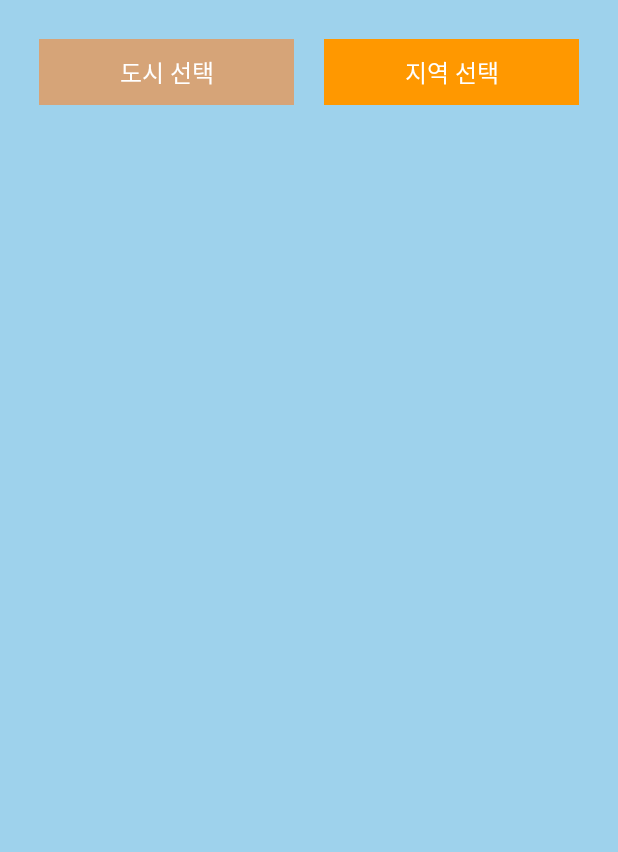
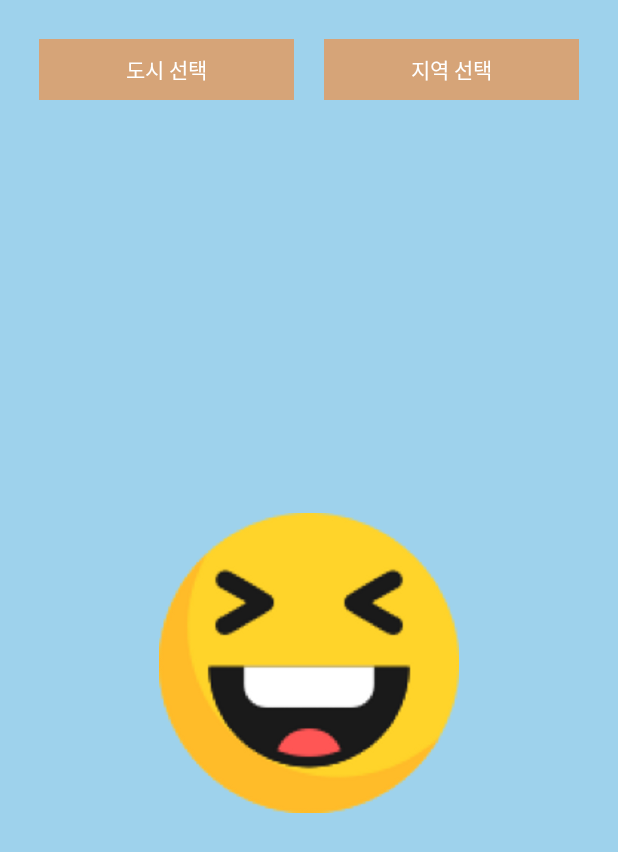
Before and after one commit to byu-rin/Miseya, an Android app built with Jetpack Compose: the screen it shows after launch (MainActivity), on a phone screen of 412 x 824 dp. Shown: the top 852 px of the screen. Run offline under Robolectric (Android 15) with nearby library versions, the phone set to English and light mode, and no system bars.

Commit message:
[DESIGN] - imoge image

```diff
--- a/app/src/main/java/com/example/miseya/MainActivity.kt
+++ b/app/src/main/java/com/example/miseya/MainActivity.kt
@@ -1,16 +1,25 @@
 package com.android.miseya
+
+/*
+Surface : 배경핵, 그림자, 모양, 테두리 적용 (UI 캔버스)
+Column : 컴포저블 수직 배열 (CenterHorizontally 중앙 정렬, Arrangement.Top
+ */
 
 import android.os.Bundle
 import androidx.activity.ComponentActivity
 import androidx.activity.compose.setContent
+import androidx.compose.foundation.Image
 import androidx.compose.foundation.background
 import androidx.compose.foundation.clickable
+import androidx.compose.foundation.layout.Arrangement
 import androidx.compose.foundation.layout.Box
 import androidx.compose.foundation.layout.Column
 import androidx.compose.foundation.layout.Row
+import androidx.compose.foundation.layout.Spacer
 import androidx.compose.foundation.layout.fillMaxSize
 import androidx.compose.foundation.layout.fillMaxWidth
 import androidx.compose.foundation.layout.padding
+import androidx.compose.foundation.layout.size
 import androidx.compose.material.DropdownMenu
 import androidx.compose.material.DropdownMenuItem
 import androidx.compose.material.Surface
@@ -24,10 +33,11 @@
 import androidx.compose.ui.Alignment
 import androidx.compose.ui.Modifier
 import androidx.compose.ui.graphics.Color
+import androidx.compose.ui.res.painterResource
 import androidx.compose.ui.tooling.preview.Preview
 import androidx.compose.ui.unit.dp
-import androidx.compose.ui.unit.sp
 import com.example.miseya.MainViewModel
+import com.example.miseya.R
 
 class MainActivity : ComponentActivity() {
     override fun onCreate(savedInstanceState: Bundle?) {
@@ -45,45 +55,64 @@
 
 @Composable
 fun MainContent(viewModel: MainViewModel = MainViewModel()) {
-    Column(modifier = Modifier.fillMaxWidth().padding(16.dp)) {
+    Surface(
+        modifier = Modifier
+            .fillMaxSize(),
+        color = Color(0xFF9ED2EC) // 화면 배경색
+    ) {
         // 도시와 구역 스피너를 수평으로 배열
-        Row(modifier = Modifier.fillMaxWidth()) {
-            CitySpinner(
-                cities = viewModel.cities,
-                onCitySelected = { city ->
-                    viewModel.setSelectedCity(city) // 도시 선택 시 처리
-                },
-                modifier = Modifier.weight(1f)
-            )
-            AreaSpinner(
-                areas = viewModel.areas.collectAsState().value,
-                onAreaSelected = { area ->
-                    viewModel.setSelectedArea(area) // 구역 선택 시 처리
-                    viewModel.loadDustInfo(area) // 미세먼지 정보 로드
-                },
-                modifier = Modifier.weight(1f)
-            )
+        Column(
+            modifier = Modifier
+                .fillMaxSize()
+                .padding(16.dp),
+            verticalArrangement = Arrangement.Center,
+            horizontalAlignment = Alignment.CenterHorizontally
+        ) {
+            CityAreaSpinners(viewModel)
+            Spacer(modifier = Modifier.weight(1f))
+            Box(
+                modifier = Modifier.fillMaxWidth(),
+                contentAlignment = Alignment.Center
+            ) {
+                ImogeExample()
+            }
+            Spacer(Modifier.weight(1f)) // 이 스페이서는 ImogeExample 아래쪽에 추가 공간을 제공합니다.
         }
     }
 }
 
+@Composable
+fun CityAreaSpinners(viewModel: MainViewModel) {
+    Row(modifier = Modifier.fillMaxWidth()) {
+        Spinner(
+            items = viewModel.cities,
+            label = "도시 선택",
+            onItemSelected =
+            viewModel::setSelectedCity,
+            modifier = Modifier.weight(1f) // Row 내에서 공간을 공평하게 나누기
+        )
 
-@Composable
-fun Greeting(name: String, modifier: Modifier = Modifier) {
-    Text(
-        text = "Hello $name!",
-        modifier = modifier.padding(24.dp)
-    )
+        Spinner(
+            items = viewModel.areas.collectAsState().value,
+            label = "지역 선택",
+            onItemSelected = {
+                viewModel.setSelectedArea(it)
+                viewModel.loadDustInfo(it)
+            },
+            modifier = Modifier.weight(1f) // Row 내에서 공간을 공평하게 나누기
+        )
+    }
 }
 
 @Composable
-fun CitySpinner(
-    cities: List<String>,
-    onCitySelected: (String) -> Unit,
+fun Spinner(
+    items: List<String>,
+    label: String,
+    onItemSelected: (String) -> Unit,
     modifier: Modifier = Modifier
 ) {
     var expanded by remember { mutableStateOf(false) }
-    var selectedOptionText by remember { mutableStateOf("도시 선택") }
+    var selectedOptionText by remember { mutableStateOf(label) }
 
     Box(
         modifier = modifier
@@ -93,23 +122,18 @@
             .background(Color(0xFFD6A478)),
         contentAlignment = Alignment.Center
     ) {
-        Text(
-            text = selectedOptionText,
-            color = Color.White,
-            fontSize = 16.sp,
-            modifier = Modifier.padding(10.dp)
-        )
+        Text(text = selectedOptionText, color = Color.White, modifier = Modifier.padding(10.dp))
         DropdownMenu(
             expanded = expanded,
             onDismissRequest = { expanded = false }
         ) {
-            cities.forEach { city ->
+            items.forEach { item ->
                 DropdownMenuItem(onClick = {
-                    selectedOptionText = city
+                    selectedOptionText = item
                     expanded = false
-                    onCitySelected(city)
+                    onItemSelected(item)
                 }) {
-                    Text(text = city)
+                    Text(text = item)
                 }
             }
         }
@@ -117,66 +141,21 @@
 }
 
 @Composable
-fun AreaSpinner(
-    areas: List<String>,
-    onAreaSelected: (String) -> Unit,
-    modifier: Modifier = Modifier
-) {
-    var expanded by remember { mutableStateOf(false) }
-    var selectedOptionText by remember { mutableStateOf("지역 선택") }
-
+fun ImogeExample() {
     Box(
-        modifier = modifier
-            .fillMaxWidth()  // 필수: weight가 올바르게 동작하려면 필요
-            .padding(10.dp)
-            .clickable(onClick = { expanded = true })
-            .background(Color(0xFFFF9800)),
+        modifier = Modifier.size(200.dp, 200.dp),
         contentAlignment = Alignment.Center
     ) {
-        Text(
-            text = selectedOptionText,
-            color = Color.White,
-            fontSize = 16.sp,
-            modifier = Modifier.padding(10.dp)
+        Image(
+            painter = painterResource(id = R.drawable.mise1),
+            contentDescription = "Imoge",
+            modifier = Modifier.fillMaxSize()
         )
-        DropdownMenu(
-            expanded = expanded,
-            onDismissRequest = { expanded = false }
-        ) {
-            areas.forEach { area ->
-                DropdownMenuItem(onClick = {
-                    selectedOptionText = area
-                    expanded = false
-                    onAreaSelected(area)
-                }) {
-                    Text(text = area)
-                }
-            }
-        }
     }
 }
 
 @Preview(showBackground = true)
 @Composable
-fun GreetingPreview() {
-    Surface(
-        modifier = Modifier.fillMaxSize(),
-        color = Color(0xFF9ED2EC)  // 프리뷰에서도 배경색 확인
-    ) {
-        Greeting("Android")
-    }
+fun MainContentPreview() {
+    MainContent()
 }
-
-@Preview(showBackground = true)
-@Composable
-fun PreviewCitySpinner() {
-    val cities = listOf("서울", "부산", "대구")
-    CitySpinner(cities, onCitySelected = {})
-}
-
-@Preview(showBackground = true)
-@Composable
-fun PreviewAreaSpinner() {
-    val areas = listOf("강남구", "해운대구", "수성구")
-    AreaSpinner(areas, onAreaSelected = {})
-}
--- a/app/src/main/java/com/example/miseya/MainViewModel.kt
+++ b/app/src/main/java/com/example/miseya/MainViewModel.kt
@@ -12,7 +12,7 @@
 import java.net.URLEncoder
 
 class MainViewModel : ViewModel() {
-    private val api_key = BuildConfig.API_KEY
+    private val api_key = "OHeogT6EGM6my3ZyT0ATWQAW5BG7aqbnJny3WoYtxLthtOuc8uqK8irZieJUUPxAfLZJugVlo7MN0776O0dZqg=="
 
     // 대한민국 주요 도시 목록
     val cities = listOf(
--- a/gradle.properties
+++ b/gradle.properties
@@ -23,4 +23,4 @@
 android.nonTransitiveRClass=true
 android.defaults.buildfeatures.buildconfig=true
 
-DUST_API_KEY=OHeogT6EGM6my3ZyT0ATWQAW5BG7aqbnJny3WoYtxLthtOuc8uqK8irZieJUUPxAfLZJugVlo7MN0776O0dZqg==/
+api_key="OHeogT6EGM6my3ZyT0ATWQAW5BG7aqbnJny3WoYtxLthtOuc8uqK8irZieJUUPxAfLZJugVlo7MN0776O0dZqg=="
```
Also changed, not shown: app/build.gradle.kts (+8 -11 lines), app/src/main/java/com/example/miseya/data/DustDTO.kt (+23 -23 lines).
